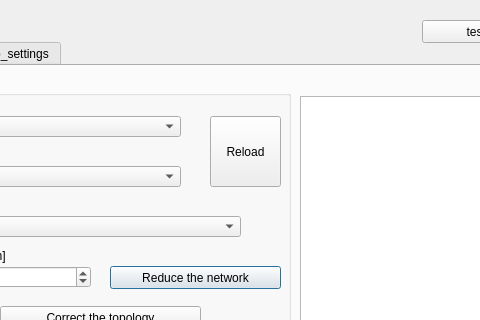
Before: the Qt Designer form map_matching_dialog_base.ui in LAEQ/Assisted-MapMatching, drawn with Qt 5; both pictures show x 112 to 592 and y 0 to 320 of the 713 by 711 pixel window.
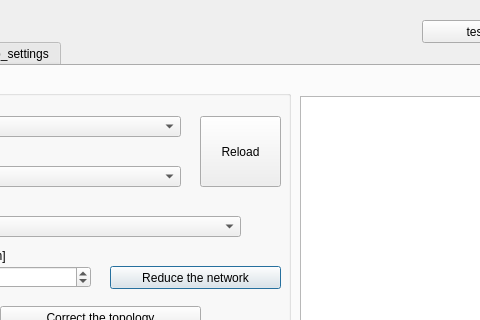
After: the same form once the commit is applied.

```diff
--- a/map_matching_dialog_base.ui
+++ b/map_matching_dialog_base.ui
@@ -140,9 +140,9 @@
      <widget class="QPushButton" name="btn_reload_layers">
       <property name="geometry">
        <rect>
-        <x>300</x>
+        <x>290</x>
         <y>40</y>
-        <width>71</width>
+        <width>81</width>
         <height>71</height>
        </rect>
       </property>
```
